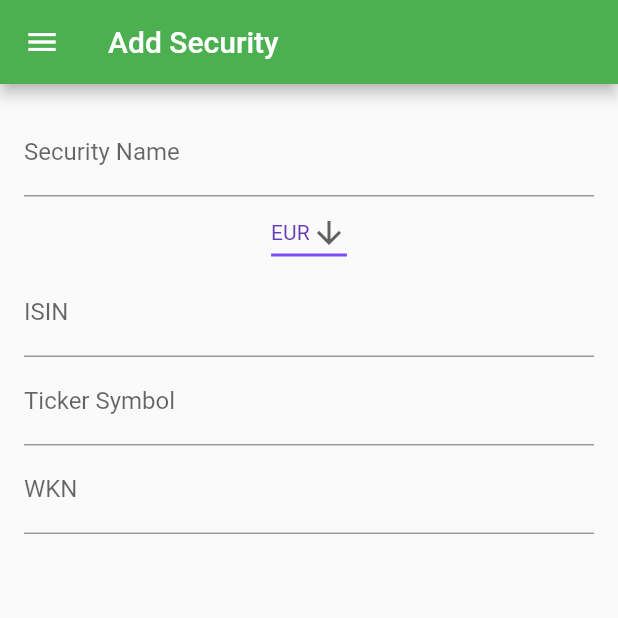
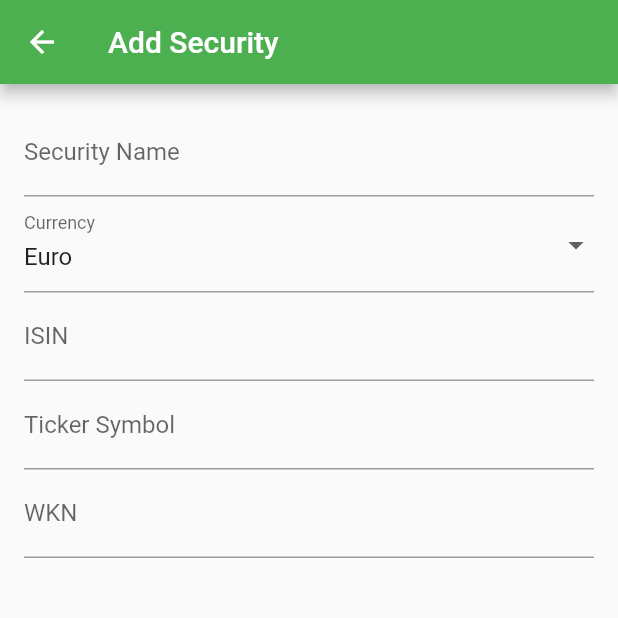
Before and after one commit to Giuspepe/my_portfolio, a Flutter app: the AddSecurityScreen screen opened by its route, on a phone screen of 412 x 824 dp, the top half of it. Run offline on Flutter 3.47's test engine with Material 2 defaults, Android fonts, the phone set to English and light mode, and no system bars; our stand-ins replace bloc, flutter_bloc.

Commit message:
added currencies

```diff
--- /dev/null
+++ b/lib/DataLayer/currencies.dart
@@ -0,0 +1,169 @@
+class CurrencyUnit {
+  final String currencyCode;
+  final String displayName;
+  final String currencySymbol;
+
+  const CurrencyUnit(this.currencyCode, this.displayName,
+      [this.currencySymbol]);
+}
+
+const Map<String, CurrencyUnit> availableCurrencyUnits = {
+  'AED': CurrencyUnit('AED', 'United Arab Emirates Dirham'),
+  'AFN': CurrencyUnit('AFN', 'Afghan Afghani'),
+  'ALL': CurrencyUnit('ALL', 'Albanian Lek'),
+  'AMD': CurrencyUnit('AMD', 'Armenian Dram'),
+  'ANG': CurrencyUnit('ANG', 'Netherlands Antillean Guilder'),
+  'AOA': CurrencyUnit('AOA', 'Angolan Kwanza'),
+  'ARS': CurrencyUnit('ARS', 'Argentine Peso'),
+  'ATS': CurrencyUnit('ATS', 'Austrian Schilling'),
+  'AUD': CurrencyUnit('AUD', 'Australian Dollar'),
+  'AWG': CurrencyUnit('AWG', 'Aruban Florin'),
+  'AZN': CurrencyUnit('AZN', 'Azerbaijani Manat'),
+  'BAM': CurrencyUnit('BAM', 'Bosnia And Herzegovina Convertible Mark'),
+  'BBD': CurrencyUnit('BBD', 'Barbados Dollar'),
+  'BDT': CurrencyUnit('BDT', 'Bangladeshi Taka'),
+  'BGN': CurrencyUnit('BGN', 'Bulgarian Lev'),
+  'BHD': CurrencyUnit('BHD', 'Bahraini Dinar'),
+  'BIF': CurrencyUnit('BIF', 'Burundian Franc'),
+  'BMD': CurrencyUnit('BMD', 'Bermudian Dollar'),
+  'BND': CurrencyUnit('BND', 'Brunei Dollar'),
+  'BOB': CurrencyUnit('BOB', 'Boliviano'),
+  'BRL': CurrencyUnit('BRL', 'Brazilian Real'),
+  'BSD': CurrencyUnit('BSD', 'Bahamian Dollar'),
+  'BTN': CurrencyUnit('BTN', 'Bhutanese Ngultrum'),
+  'BWP': CurrencyUnit('BWP', 'Botswana Pula'),
+  'BYN': CurrencyUnit('BYN', 'Belarusian Ruble'),
+  'BZD': CurrencyUnit('BZD', 'Belize Dollar'),
+  'CAD': CurrencyUnit('CAD', 'Canadian Dollar'),
+  'CDF': CurrencyUnit('CDF', 'Congolese Franc'),
+  'CHF': CurrencyUnit('CHF', 'Swiss Franc'),
+  'CLP': CurrencyUnit('CLP', 'Chilean Peso'),
+  'CNY': CurrencyUnit('CNY', 'Chinese Yuan Renminbi'),
+  'COP': CurrencyUnit('COP', 'Colombian Peso'),
+  'CRC': CurrencyUnit('CRC', 'Costa Rican Colon'),
+  'CUC': CurrencyUnit('CUC', 'Cuban Convertible Peso'),
+  'CUP': CurrencyUnit('CUP', 'Cuban Peso'),
+  'CVE': CurrencyUnit('CVE', 'Cape Verde Escudo'),
+  'CZK': CurrencyUnit('CZK', 'Czech Koruna'),
+  'DEM': CurrencyUnit('DEM', 'German mark'),
+  'DJF': CurrencyUnit('DJF', 'Djiboutian Franc'),
+  'DKK': CurrencyUnit('DKK', 'Danish Krone'),
+  'DOP': CurrencyUnit('DOP', 'Dominican Peso'),
+  'DZD': CurrencyUnit('DZD', 'Algerian Dinar'),
+  'EGP': CurrencyUnit('EGP', 'Egyptian Pound'),
+  'ERN': CurrencyUnit('ERN', 'Eritrean Nakfa'),
+  'ETB': CurrencyUnit('ETB', 'Ethiopian Birr'),
+  'EUR': CurrencyUnit('EUR', 'Euro', '\u20AC'),
+  'FJD': CurrencyUnit('FJD', 'Fiji Dollar'),
+  'FKP': CurrencyUnit('FKP', 'Falkland Islands Pound'),
+  'GBP': CurrencyUnit('GBP', 'British Pound Sterling', '\u00A3'),
+  'GBX': CurrencyUnit('GBX', 'British Pence Sterling'),
+  'GEL': CurrencyUnit('GEL', 'Georgian Lari'),
+  'GHS': CurrencyUnit('GHS', 'Ghanaian Cedi'),
+  'GIP': CurrencyUnit('GIP', 'Gibraltar Pound'),
+  'GMD': CurrencyUnit('GMD', 'Gambian Dalasi'),
+  'GNF': CurrencyUnit('GNF', 'Guinean Franc'),
+  'GTQ': CurrencyUnit('GTQ', 'Guatemalan Quetzal'),
+  'GYD': CurrencyUnit('GYD', 'Guyanese Dollar'),
+  'HKD': CurrencyUnit('HKD', 'Hong Kong Dollar'),
+  'HNL': CurrencyUnit('HNL', 'Honduran Lempira'),
+  'HRK': CurrencyUnit('HRK', 'Croatian Kuna'),
+  'HTG': CurrencyUnit('HTG', 'Haitian Gourde'),
+  'HUF': CurrencyUnit('HUF', 'Hungarian Forint'),
+  'IDR': CurrencyUnit('IDR', 'Indonesian Rupiah'),
+  'ILA': CurrencyUnit('ILA', 'Israeli agora'),
+  'ILS': CurrencyUnit('ILS', 'Israeli Shekel'),
+  'INR': CurrencyUnit('INR', 'Indian Rupee'),
+  'IQD': CurrencyUnit('IQD', 'Iraqi Dinar'),
+  'IRR': CurrencyUnit('IRR', 'Iranian Rial'),
+  'ISK': CurrencyUnit('ISK', 'Icelandic Kr\u00F3na'),
+  'JMD': CurrencyUnit('JMD', 'Jamaican Dollar'),
+  'JOD': CurrencyUnit('JOD', 'Jordanian Dinar'),
+  'JPY': CurrencyUnit('JPY', 'Japanese Yen', '\u00A5'),
+  'KES': CurrencyUnit('KES', 'Kenyan Shilling'),
+  'KGS': CurrencyUnit('KGS', 'Kyrgyzstani Som'),
+  'KHR': CurrencyUnit('KHR', 'Cambodian Riel'),
+  'KMF': CurrencyUnit('KMF', 'Comoro Franc'),
+  'KPW': CurrencyUnit('KPW', 'North Korean Won'),
+  'KRW': CurrencyUnit('KRW', 'South Korean Won'),
+  'KWD': CurrencyUnit('KWD', 'Kuwaiti Dinar'),
+  'KYD': CurrencyUnit('KYD', 'Cayman Islands Dollar'),
+  'KZT': CurrencyUnit('KZT', 'Kazakhstani Tenge'),
+  'LAK': CurrencyUnit('LAK', 'Lao Kip'),
+  'LBP': CurrencyUnit('LBP', 'Lebanese Pound'),
+  'LKR': CurrencyUnit('LKR', 'Sri Lankan Rupee'),
+  'LRD': CurrencyUnit('LRD', 'Liberian Dollar'),
+  'LSL': CurrencyUnit('LSL', 'Lesotho Loti'),
+  'LVL': CurrencyUnit('LVL', 'Latvian Lats'),
+  'LYD': CurrencyUnit('LYD', 'Libyan Dinar'),
+  'MAD': CurrencyUnit('MAD', 'Moroccan Dirham'),
+  'MDL': CurrencyUnit('MDL', 'Moldovan Leu'),
+  'MGA': CurrencyUnit('MGA', 'Malagasy Ariary'),
+  'MKD': CurrencyUnit('MKD', 'Macedonian Denar'),
+  'MMK': CurrencyUnit('MMK', 'Myanmar Kyat'),
+  'MNT': CurrencyUnit('MNT', 'Mongolian T\u00F6gr\u00F6g'),
+  'MOP': CurrencyUnit('MOP', 'Macanese Pataca'),
+  'MRU': CurrencyUnit('MRU', 'Mauritanian Ouguiya'),
+  'MUR': CurrencyUnit('MUR', 'Mauritian Rupee'),
+  'MVR': CurrencyUnit('MVR', 'Maldivian Rufiyaa'),
+  'MWK': CurrencyUnit('MWK', 'Malawian Kwacha'),
+  'MXN': CurrencyUnit('MXN', 'Mexican Peso'),
+  'MYR': CurrencyUnit('MYR', 'Malaysian Ringgit'),
+  'MZN': CurrencyUnit('MZN', 'Mozambican Metical'),
+  'NAD': CurrencyUnit('NAD', 'Namibian Dollar'),
+  'NGN': CurrencyUnit('NGN', 'Nigerian Naira'),
+  'NIO': CurrencyUnit('NIO', 'Nicaraguan C\u00F3rdoba'),
+  'NOK': CurrencyUnit('NOK', 'Norwegian Krone'),
+  'NPR': CurrencyUnit('NPR', 'Nepalese Rupee'),
+  'NZD': CurrencyUnit('NZD', 'New Zealand Dollar'),
+  'OMR': CurrencyUnit('OMR', 'Omani Rial'),
+  'PAB': CurrencyUnit('PAB', 'Panamanian Balboa'),
+  'PEN': CurrencyUnit('PEN', 'Peruvian Sol'),
+  'PGK': CurrencyUnit('PGK', 'Papua New Guinean Kina'),
+  'PHP': CurrencyUnit('PHP', 'Philippine Peso'),
+  'PKR': CurrencyUnit('PKR', 'Pakistani Rupee'),
+  'PLN': CurrencyUnit('PLN', 'Polish Zloty'),
+  'PYG': CurrencyUnit('PYG', 'Paraguayan Guaran\u00ED'),
+  'QAR': CurrencyUnit('QAR', 'Qatari Riyal'),
+  'RON': CurrencyUnit('RON', 'Romanian Leu'),
+  'RSD': CurrencyUnit('RSD', 'Serbian Dinar'),
+  'RUB': CurrencyUnit('RUB', 'Russian Ruble'),
+  'RWF': CurrencyUnit('RWF', 'Rwandan Franc'),
+  'SAR': CurrencyUnit('SAR', 'Saudi Riyal'),
+  'SBD': CurrencyUnit('SBD', 'Solomon Islands Dollar'),
+  'SCR': CurrencyUnit('SCR', 'Seychelles Rupee'),
+  'SDG': CurrencyUnit('SDG', 'Sudanese Pound'),
+  'SEK': CurrencyUnit('SEK', 'Swedish Krona'),
+  'SGD': CurrencyUnit('SGD', 'Singapore Dollar'),
+  'SHP': CurrencyUnit('SHP', 'Saint Helena Pound'),
+  'SLL': CurrencyUnit('SLL', 'Sierra Leonean Leone'),
+  'SOS': CurrencyUnit('SOS', 'Somali Shilling'),
+  'SRD': CurrencyUnit('SRD', 'Surinamese Dollar'),
+  'SSP': CurrencyUnit('SSP', 'South Sudanese Pound'),
+  'STN': CurrencyUnit('STN', 'S\u00E3o Tom\u00E9 And Pr\u00EDncipe Dobra'),
+  'SVC': CurrencyUnit('SVC', 'Salvadoran Col\u00F3n'),
+  'SYP': CurrencyUnit('SYP', 'Syrian Pound'),
+  'SZL': CurrencyUnit('SZL', 'Swazi Lilangeni'),
+  'THB': CurrencyUnit('THB', 'Thai Baht'),
+  'TJS': CurrencyUnit('TJS', 'Tajikistani Somoni'),
+  'TMT': CurrencyUnit('TMT', 'Turkmenistan Manat'),
+  'TND': CurrencyUnit('TND', 'Tunisian Dinar'),
+  'TOP': CurrencyUnit('TOP', 'Tongan Pa\u02BBanga'),
+  'TRY': CurrencyUnit('TRY', 'Turkish Lira'),
+  'TTD': CurrencyUnit('TTD', 'Trinidad And Tobago Dollar'),
+  'TWD': CurrencyUnit('TWD', 'New Taiwan Dollar'),
+  'TZS': CurrencyUnit('TZS', 'Tanzanian Shilling'),
+  'UAH': CurrencyUnit('UAH', 'Ukrainian Hryvnia'),
+  'UGX': CurrencyUnit('UGX', 'Ugandan Shilling'),
+  'USD': CurrencyUnit('USD', 'United States Dollar', '\$'),
+  'UYU': CurrencyUnit('UYU', 'Uruguayan Peso'),
+  'UZS': CurrencyUnit('UZS', 'Uzbekistan Som'),
+  'VEF': CurrencyUnit('VEF', 'Venezuelan Bol\u00EDvar'),
+  'VND': CurrencyUnit('VND', 'Vietnamese \u0110\u1ED3ng'),
+  'VUV': CurrencyUnit('VUV', 'Vanuatu Vatu'),
+  'WST': CurrencyUnit('WST', 'Samoan Tala'),
+  'YER': CurrencyUnit('YER', 'Yemeni Rial'),
+  'ZAR': CurrencyUnit('ZAR', 'South African Rand'),
+  'ZMW': CurrencyUnit('ZMW', 'Zambian Kwacha'),
+  'ZWL': CurrencyUnit('ZWL', 'Zimbabwean Dollar'),
+};
--- a/lib/DataLayer/repository.dart
+++ b/lib/DataLayer/repository.dart
@@ -7,4 +7,6 @@ class Repository {
 
   Future<List<Security>> fetchSecuritiesList() =>
       _provider.fetchSecuritiesList();
+
+  // TODO: Future<void> addSecurity() => _provider.addSecurity();
 }
--- a/lib/UI/screens/add_security_screen.dart
+++ b/lib/UI/screens/add_security_screen.dart
@@ -18,7 +18,6 @@ class _AddSecurityScreenState extends State<AddSecurityScreen> {
       appBar: AppBar(
         title: Text('Add Security'),
       ),
-      drawer: SideDrawer(),
       body: AddSecurityForm(),
     );
   }
--- a/lib/UI/widgets/add_security_form.dart
+++ b/lib/UI/widgets/add_security_form.dart
@@ -1,6 +1,6 @@
-import 'dart:io';
+import 'package:flutter/material.dart';
 
-import 'package:flutter/material.dart';
+import '../../DataLayer/currencies.dart';
 
 class AddSecurityForm extends StatefulWidget {
   @override
@@ -13,7 +13,7 @@ class _AddSecurityFormState extends State<AddSecurityForm> {
   // Security parameters begin
   // String _onlineId;
   String _name;
-  String _currencyCode;
+  String _currencyCode = 'EUR';
   String _note;
   String _isin;
   String _tickerSymbol;
@@ -84,29 +84,22 @@ class _AddSecurityFormState extends State<AddSecurityForm> {
                 _name = value;
               },
             ),
-            DropdownButton<String>(
+            DropdownButtonFormField(
               key: ValueKey('currencyCode'),
-              value: _currencyCode ?? 'EUR',
-              icon: Icon(Icons.arrow_downward),
-              iconSize: 24,
-              elevation: 16,
-              style: TextStyle(color: Colors.deepPurple),
-              underline: Container(
-                height: 2,
-                color: Colors.deepPurpleAccent,
-              ),
-              onChanged: (String newValue) {
-                setState(() {
-                  _currencyCode = newValue;
-                });
+              value: _currencyCode,
+              decoration: InputDecoration(labelText: 'Currency'),
+              onChanged: (value) {
+                _currencyCode = value;
               },
-              items: <String>['EUR', 'USD', '...', 'usw']
-                  .map<DropdownMenuItem<String>>((String value) {
-                return DropdownMenuItem<String>(
-                  value: value,
-                  child: Text(value),
-                );
-              }).toList(),
+              onSaved: (value) {
+                _currencyCode = value;
+              },
+              items: availableCurrencyUnits.entries
+                  .map((e) => DropdownMenuItem<String>(
+                        child: Text(e.value.displayName),
+                        value: e.value.currencyCode,
+                      ))
+                  .toList(),
             ),
             TextFormField(
               key: ValueKey('isin'),
@@ -152,9 +145,7 @@ class _AddSecurityFormState extends State<AddSecurityForm> {
                 _wkn = value;
               },
             ),
-            SizedBox(
-              height: 12,
-            ),
+            // TODO: implement check box form field for _isRetired
           ],
         ),
       ),
--- a/pubspec.yaml
+++ b/pubspec.yaml
@@ -29,7 +29,6 @@ dependencies:
   intl: ^0.16.1
   equatable: ^1.2.0
   flutter_bloc: ^5.0.0
-  dropdown_formfield: ^0.1.2
 
 
   # The following adds the Cupertino Icons font to your application.
```
Also changed, not shown: pubspec.lock.
